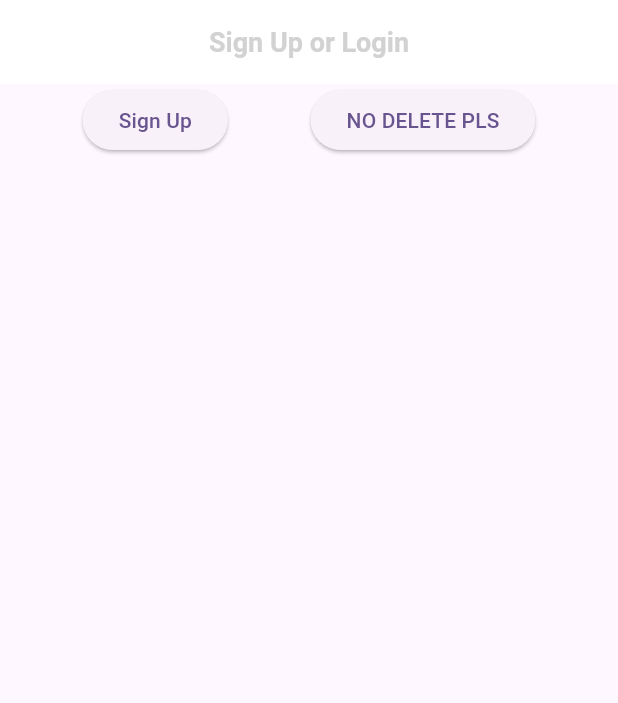
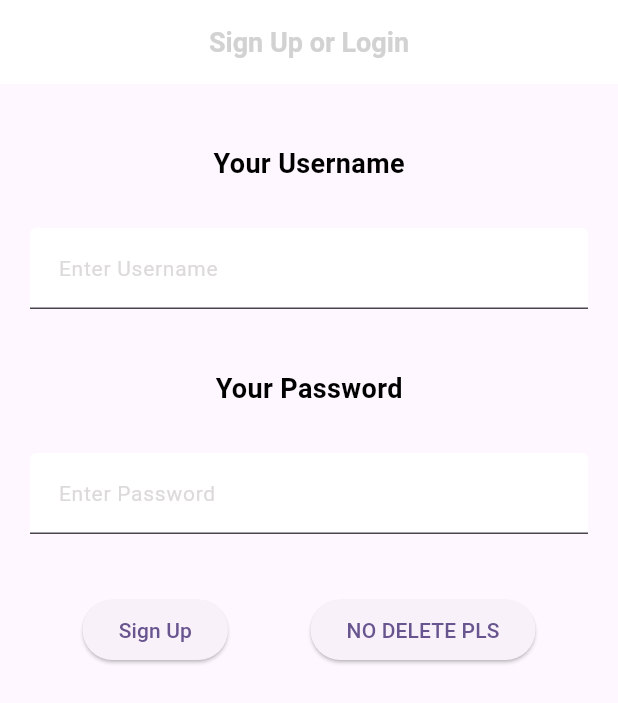
Before and after one commit to bomiejun/BookWorm, a Flutter app: the screen it shows after launch, on a phone screen of 412 x 824 dp. Shown: the top 703 px of the screen. Run offline on Flutter 3.47's test engine with Material 3 defaults, Android fonts, the phone set to English and light mode, and no system bars; our stand-ins replace flutter_svg.

Commit message:
i worked!

```diff
--- a/lib/routes/signup_login.dart
+++ b/lib/routes/signup_login.dart
@@ -13,6 +13,13 @@ class SignupLogin extends StatelessWidget {
      appBar: appBar(),
      body: Column(
       children: [
+        SizedBox(height: 40,),
+        usernameText(),
+        usernameInput(),
+        SizedBox(height: 40,),
+        passwordText(),
+        passwordInput(),
+        SizedBox(height: 40,),
         Row(
           crossAxisAlignment: CrossAxisAlignment.center,
           mainAxisAlignment: MainAxisAlignment.spaceEvenly,
@@ -32,7 +39,66 @@ class SignupLogin extends StatelessWidget {
             )
           ],
         ),
-      ]
+      ],
+     ),
+   );
+ }
+
+ Container passwordInput() {
+   return Container(
+      margin: EdgeInsets.only(top: 30,left: 20,right: 20),
+      child: TextField(
+        decoration: InputDecoration(
+          filled: true,
+          fillColor: Colors.white,
+          contentPadding: EdgeInsets.all(15),
+          hintText: 'Enter Password',
+          hintStyle: TextStyle(
+            color: Color(0xffDDDADA),
+            fontSize: 14,
+          )
+        ),
+        obscureText: true,
+      ),
+    );
+  }
+
+Text passwordText() {
+   return Text(
+        'Your Password',
+        style: TextStyle(
+          color: Colors.black,
+          fontSize: 18,
+          fontWeight: FontWeight.w600,
+        ),
+      );
+ }
+
+ Container usernameInput() {
+   return Container(
+      margin: EdgeInsets.only(top: 30,left: 20,right: 20),
+      child: TextField(
+        decoration: InputDecoration(
+          filled: true,
+          fillColor: Colors.white,
+          contentPadding: EdgeInsets.all(15),
+          hintText: 'Enter Username',
+          hintStyle: TextStyle(
+            color: Color(0xffDDDADA),
+            fontSize: 14,
+          )
+        ),
+      ),
+    );
+  }
+
+ Text usernameText() {
+   return Text(
+        'Your Username',
+        style: TextStyle(
+          color: Colors.black,
+          fontSize: 18,
+          fontWeight: FontWeight.w600,
         ),
       );
  }
```
Lines whose indentation alone changed are shown as unchanged.
